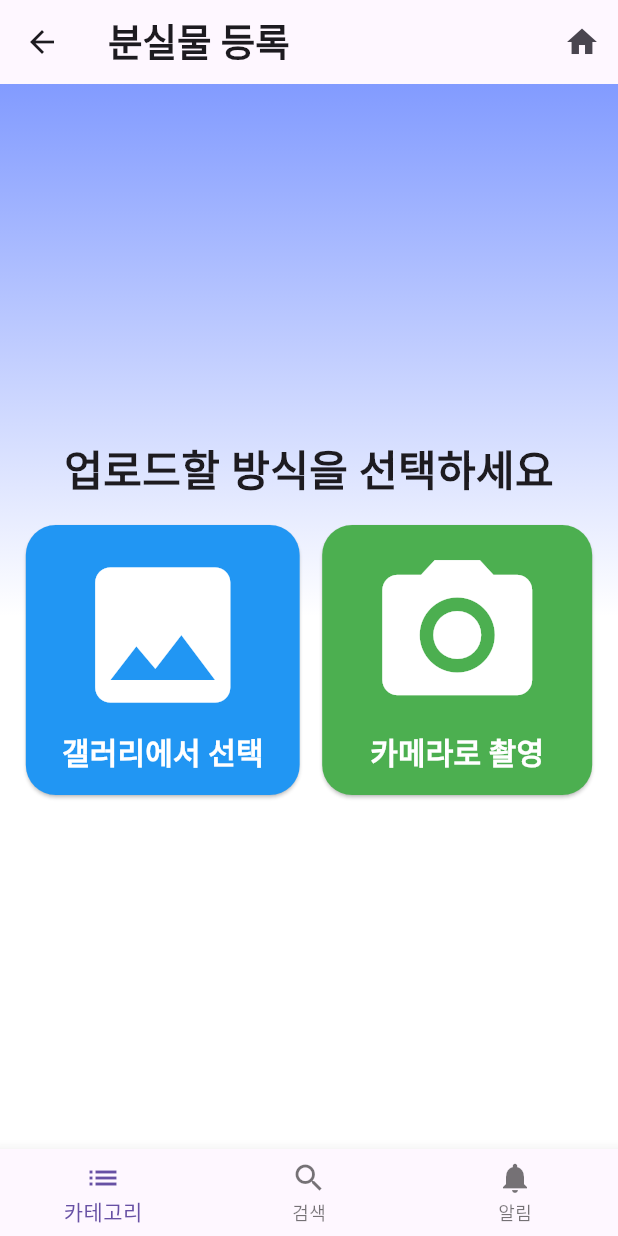
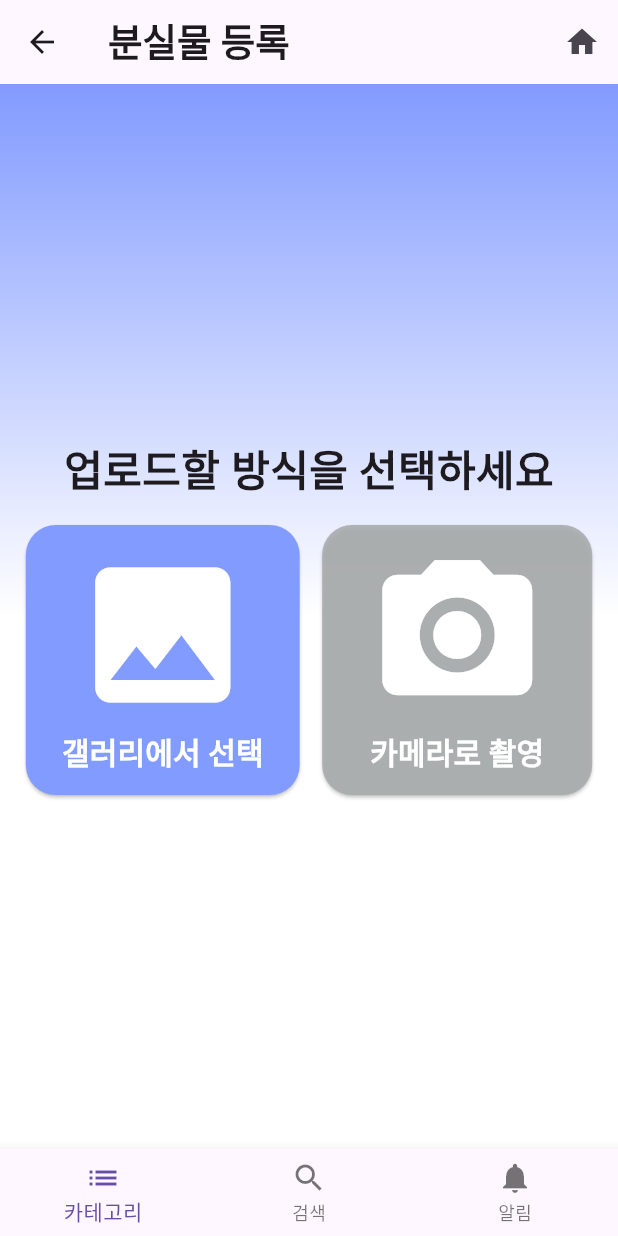
Before and after one commit to yuheun/Graduation-Project, a Flutter app: the AddGoodsScreen screen opened directly, on a phone screen of 412 x 824 dp. Run offline on Flutter 3.47's test engine with Material 3 defaults, Android fonts, the phone set to English and light mode, and no system bars; our stand-ins replace image_picker; accounts and stored records are empty; Roboto replaces fonts that are missing (HakgyoansimDoldam).

Commit message:
initial commit

```diff
--- a/lib/addGoods.dart
+++ b/lib/addGoods.dart
@@ -162,7 +162,7 @@ class _AddGoodsScreenState extends State<AddGoodsScreen>{
                     _pickIMGFile(ImageSource.gallery);
                   },
                   style: ElevatedButton.styleFrom(
-                    primary: Colors.blue, // 갤러리 버튼 색상
+                    primary: Color.fromARGB(255, 130, 155, 255), // 갤러리 버튼 색상
                     onPrimary: Colors.white, // 갤러리 텍스트 색상
                     shape: RoundedRectangleBorder(
                       borderRadius: BorderRadius.circular(20.0), // 버튼 모서리를 조절
@@ -178,13 +178,15 @@ class _AddGoodsScreenState extends State<AddGoodsScreen>{
                     ],
                   ),
                 ),
+
                 const SizedBox(width: 15), // 간격 조절
+
                 ElevatedButton(
                   onPressed: () {
                     _pickIMGFile(ImageSource.camera);
                   },
                   style: ElevatedButton.styleFrom(
-                    primary: Colors.green, // 카메라 버튼 색상
+                    primary: Color.fromARGB(230, 170, 173, 173), // 카메라 버튼 색상
                     onPrimary: Colors.white, // 카메라 텍스트 색상
                     shape: RoundedRectangleBorder(
                       borderRadius: BorderRadius.circular(20.0), // 버튼 모서리를 조절합니다.
```
